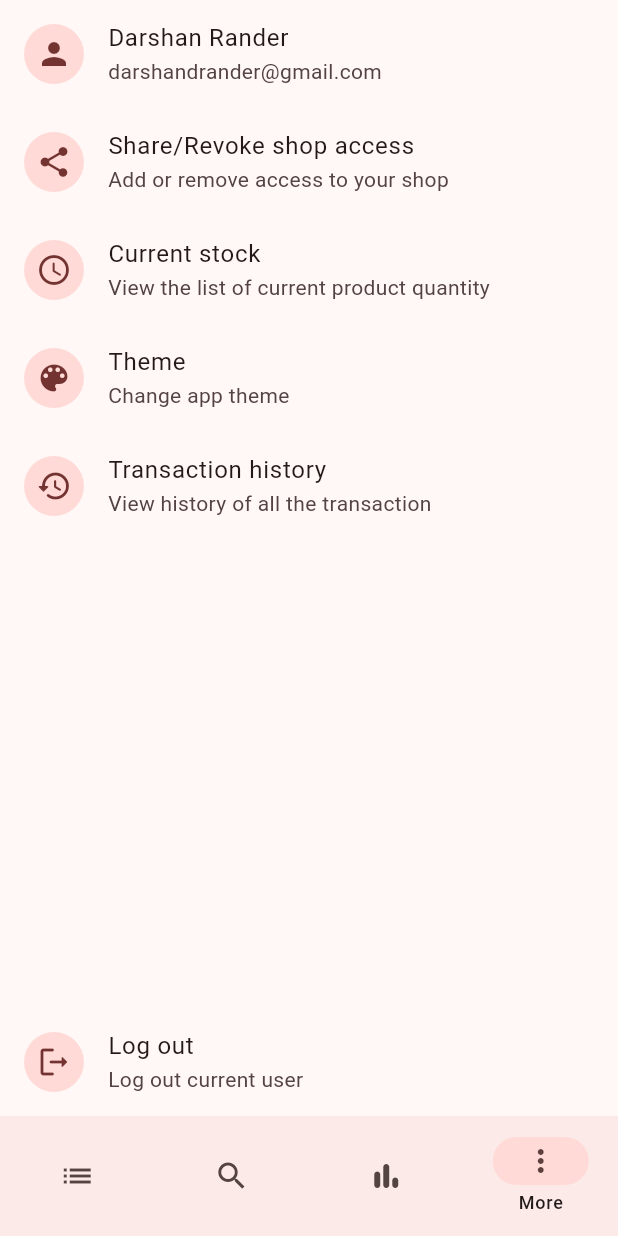
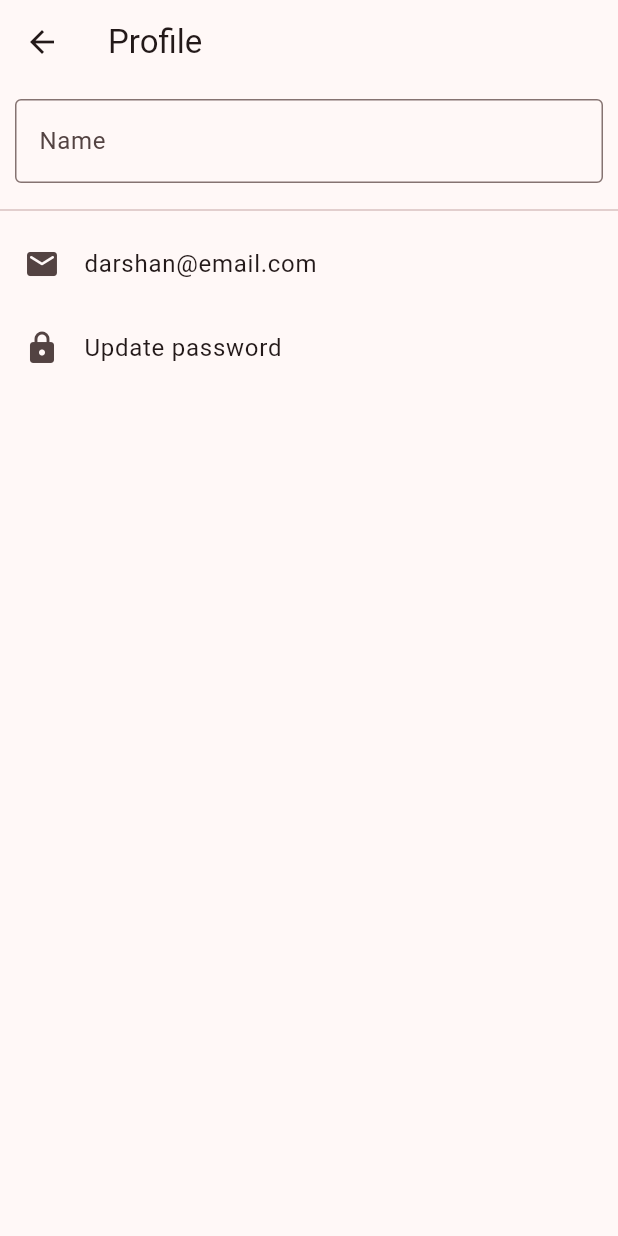
Before and after one commit to SirusCodes/stocker, a Flutter app: the screen it shows after launch, item 4 of the bottom bar chosen, after a tap on "Darshan Rander", on a phone screen of 412 x 824 dp. Run offline on Flutter 3.47's test engine with Material 2 defaults, Android fonts, the phone set to English and light mode, and no system bars; our stand-ins replace equatable, fl_chart, flutter_riverpod.

Commit message:
feat: add profile and update password screen

```diff
--- a/lib/features/home/widgets/more_section.dart
+++ b/lib/features/home/widgets/more_section.dart
@@ -3,6 +3,7 @@ import 'package:flutter_riverpod/flutter_riverpod.dart';
 
 import '../../../shared/providers/theme_provider.dart';
 import '../../transaction/presentation/transaction_history_screen.dart';
+import '../../users/presentation/profile_screen.dart';
 
 class MoreSection extends StatelessWidget {
   const MoreSection({Key? key}) : super(key: key);
@@ -15,7 +16,7 @@ class MoreSection extends StatelessWidget {
           leading: const CircleAvatar(child: Icon(Icons.person)),
           title: const Text("Darshan Rander"),
           subtitle: const Text("darshandrander@gmail.com"),
-          onTap: () {},
+          onTap: () => Navigator.pushNamed(context, ProfileScreen.path),
         ),
         ListTile(
           leading: const CircleAvatar(child: Icon(Icons.share_rounded)),
--- /dev/null
+++ b/lib/features/users/presentation/profile_screen.dart
@@ -0,0 +1,70 @@
+import 'package:flutter/material.dart';
+
+import 'update_password_screen.dart';
+
+class ProfileScreen extends StatefulWidget {
+  const ProfileScreen({Key? key}) : super(key: key);
+
+  static const path = "/profile-screen";
+
+  @override
+  State<ProfileScreen> createState() => _ProfileScreenState();
+}
+
+class _ProfileScreenState extends State<ProfileScreen> {
+  final _nameController = TextEditingController();
+
+  @override
+  void dispose() {
+    super.dispose();
+    _nameController.dispose();
+  }
+
+  @override
+  Widget build(BuildContext context) {
+    return Scaffold(
+      appBar: AppBar(
+        title: const Text("Profile"),
+      ),
+      body: Column(
+        children: [
+          Padding(
+            padding: const EdgeInsets.all(10.0),
+            child: ValueListenableBuilder(
+              valueListenable: _nameController,
+              builder: (context, value, _) => TextField(
+                controller: _nameController,
+                decoration: InputDecoration(
+                  labelText: "Name",
+                  hintText: "Enter your name",
+                  suffixIcon: _showSaveIcon
+                      ? IconButton(
+                          onPressed: () {},
+                          icon: const Icon(Icons.save_rounded),
+                        )
+                      : null,
+                ),
+              ),
+            ),
+          ),
+          const Divider(),
+          const ListTile(
+            title: Text("darshan@email.com"),
+            leading: Icon(Icons.email_rounded),
+          ),
+          ListTile(
+            title: const Text("Update password"),
+            leading: const Icon(Icons.lock_rounded),
+            onTap: () => Navigator.pushNamed(
+              context,
+              UpdatePasswordScreen.path,
+            ),
+          ),
+        ],
+      ),
+    );
+  }
+
+  // TODO: check if name is changed
+  bool get _showSaveIcon => _nameController.text.isNotEmpty;
+}
--- a/lib/main.dart
+++ b/lib/main.dart
@@ -1,9 +1,9 @@
 import 'package:flutter/material.dart';
 import 'package:flutter_riverpod/flutter_riverpod.dart';
-import 'package:stocker_appwrite/utils/route_generator.dart';
 
 import 'features/home/presentation/home_base.dart';
 import 'shared/providers/theme_provider.dart';
+import 'utils/route_generator.dart';
 import 'utils/themes.dart';
 
 void main() {
--- a/lib/utils/route_generator.dart
+++ b/lib/utils/route_generator.dart
@@ -1,6 +1,9 @@
 import 'package:flutter/material.dart';
-import 'package:stocker_appwrite/features/home/presentation/home_base.dart';
-import 'package:stocker_appwrite/features/transaction/presentation/transaction_history_screen.dart';
+
+import '../features/home/presentation/home_base.dart';
+import '../features/transaction/presentation/transaction_history_screen.dart';
+import '../features/users/presentation/profile_screen.dart';
+import '../features/users/presentation/update_password_screen.dart';
 
 class RouteGenerator {
   static Route<dynamic> onGenerateRoute(RouteSettings settings) {
@@ -11,6 +14,14 @@ class RouteGenerator {
         return MaterialPageRoute(
           builder: (_) => const TransactionHistoryScreen(),
         );
+      case ProfileScreen.path:
+        return MaterialPageRoute(
+          builder: (_) => const ProfileScreen(),
+        );
+      case UpdatePasswordScreen.path:
+        return MaterialPageRoute(
+          builder: (_) => const UpdatePasswordScreen(),
+        );
       default:
         return MaterialPageRoute(builder: (context) => const HomeBase());
     }
```
Also changed, not shown: lib/features/users/presentation/update_password_screen.dart (added, +82 -0 lines), lib/shared/widgets/password_form_field.dart (added, +43 -0 lines).
